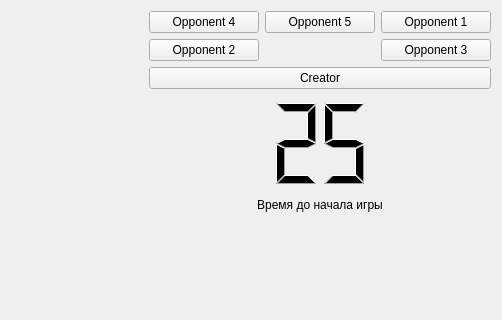
Qt form Nayda/roomcreationwaitinglobby.ui (Mar94oK/Nayda) before a commit; both pictures show x 187 to 689 and y 0 to 320 of the 689 by 520 pixel window.
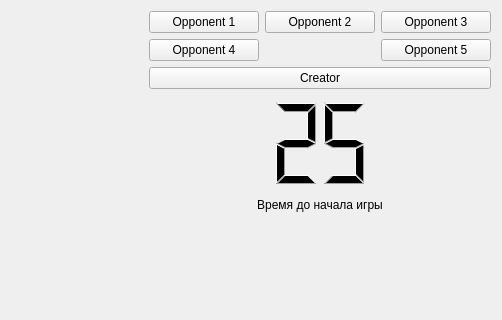
The same form after that commit. Custom widgets are drawn as their Qt base class.

```diff
--- a/Nayda/roomcreationwaitinglobby.ui
+++ b/Nayda/roomcreationwaitinglobby.ui
@@ -66,41 +66,41 @@
    </item>
    <item row="5" column="3" rowspan="4" colspan="3">
     <layout class="QGridLayout" name="gridLayout" columnstretch="1,1,1">
-     <item row="0" column="0">
-      <widget class="QPushButton" name="btn_Opponent_4">
-       <property name="text">
-        <string>Opponent 4</string>
-       </property>
-      </widget>
-     </item>
      <item row="0" column="2">
-      <widget class="QPushButton" name="btn_Opponent_1">
-       <property name="text">
-        <string>Opponent 1</string>
-       </property>
-      </widget>
-     </item>
-     <item row="3" column="2">
       <widget class="QPushButton" name="btn_Opponent_2">
        <property name="text">
         <string>Opponent 3</string>
        </property>
       </widget>
      </item>
+     <item row="0" column="0">
+      <widget class="QPushButton" name="btn_Opponent_1">
+       <property name="text">
+        <string>Opponent 1</string>
+       </property>
+      </widget>
+     </item>
      <item row="0" column="1">
-      <widget class="QPushButton" name="btn_Opponent_5">
-       <property name="text">
-        <string>Opponent 5</string>
-       </property>
-      </widget>
-     </item>
-     <item row="3" column="0">
       <widget class="QPushButton" name="btn_Opponent_3">
        <property name="text">
         <string>Opponent 2</string>
        </property>
       </widget>
      </item>
+     <item row="3" column="0">
+      <widget class="QPushButton" name="btn_Opponent_4">
+       <property name="text">
+        <string>Opponent 4</string>
+       </property>
+      </widget>
+     </item>
+     <item row="3" column="2">
+      <widget class="QPushButton" name="btn_Opponent_5">
+       <property name="text">
+        <string>Opponent 5</string>
+       </property>
+      </widget>
+     </item>
     </layout>
    </item>
    <item row="5" column="0" rowspan="8" colspan="3">
```
